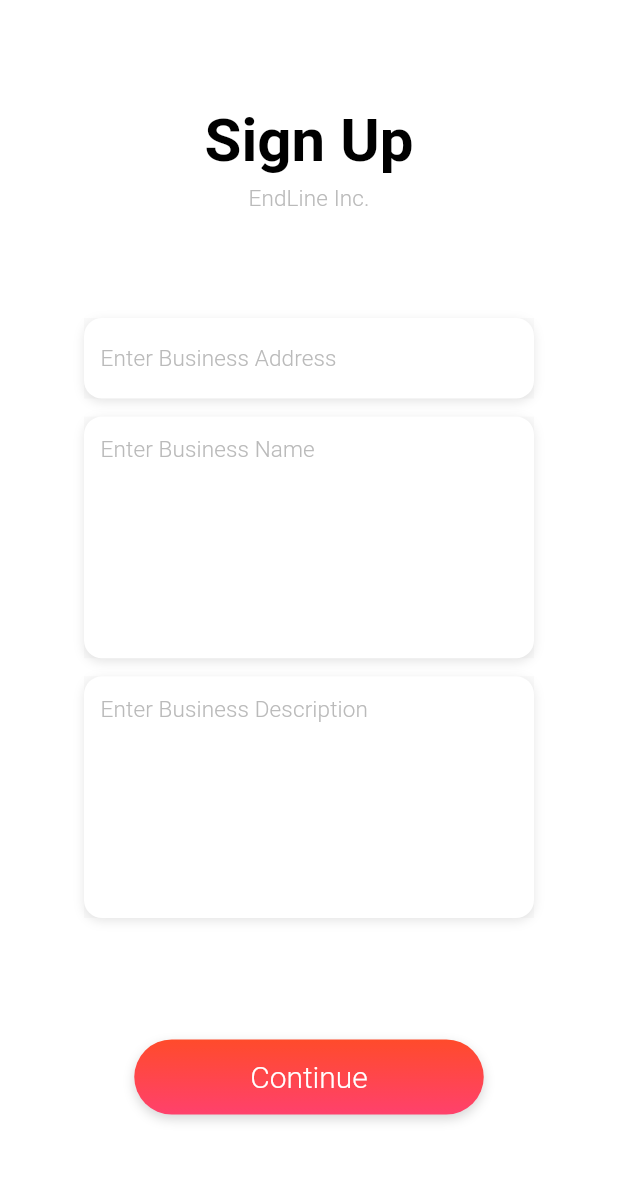
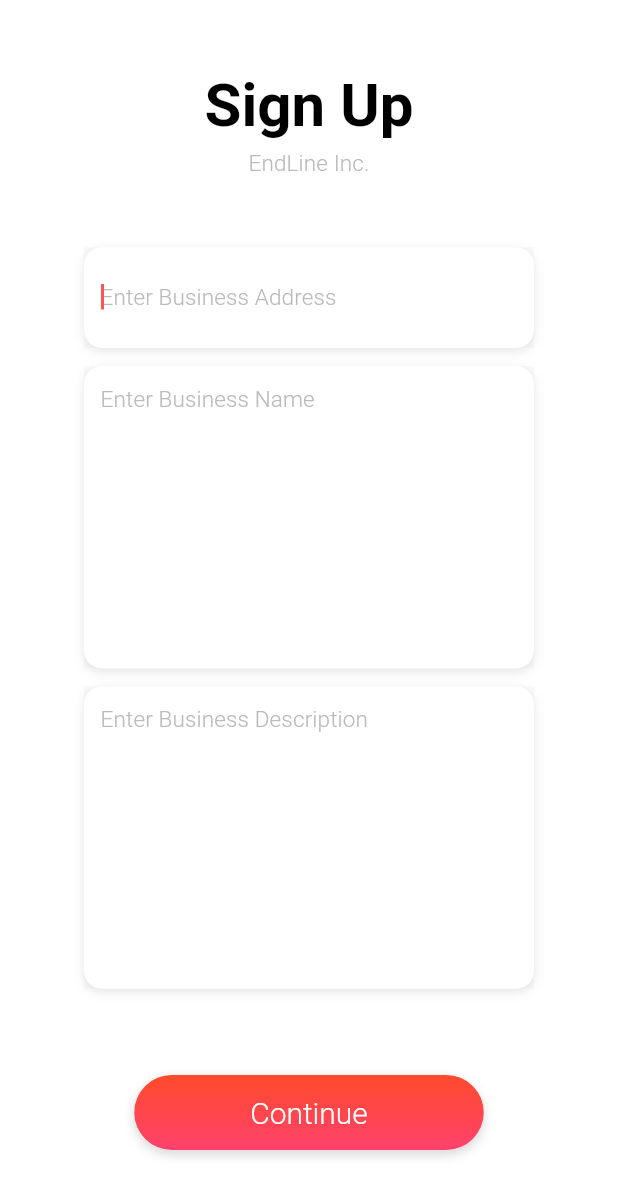
Before and after one commit to krishan99/Flutter-Front-End, a Flutter app: the screen it shows after launch, on a phone screen of 412 x 824 dp. Shown: the top 1196 px of the screen. Run offline on Flutter 3.47's test engine with Material 2 defaults, Android fonts, the phone set to English and light mode, and no system bars; our stand-ins replace google_fonts; Roboto replaces fonts that are missing (SanFrancisco).

Commit message:
Tap on Screen

```diff
--- a/business_app/lib/sign_up_page.dart
+++ b/business_app/lib/sign_up_page.dart
@@ -1,10 +1,18 @@
 import 'package:flutter/material.dart';
 import 'package:business_app/style_elements.dart';
 
-class SignUpPage extends StatelessWidget {
+class SignUpPage extends StatefulWidget {
+  @override
+  _SignUpPageState createState() => _SignUpPageState();
+}
+
+class _SignUpPageState extends State<SignUpPage> {
   @override
   Widget build(BuildContext context) {
-    return Container(
+    return Scaffold(
+      body: GestureDetector(
+        onTap: (){FocusScope.of(context).requestFocus(new FocusNode());},
+        child: Container(
           color: Colors.white,
           child: SafeArea(
             child: Center(
@@ -44,9 +52,9 @@ class SignUpPage extends StatelessWidget {
                       child: Container(
                         alignment: Alignment.center,
                         width: 300,
-                    constraints: BoxConstraints(
-                      maxHeight: 400
-                    ),
+//                        constraints: BoxConstraints(
+//                            maxHeight: 400
+//                        ),
                         child: Column(
                           mainAxisAlignment: MainAxisAlignment.spaceEvenly,
                           children: <Widget>[
@@ -92,6 +100,8 @@ class SignUpPage extends StatelessWidget {
               ),
             ),
           ),
+        ),
+      ),
     );
   }
 }
--- a/business_app/lib/style_elements.dart
+++ b/business_app/lib/style_elements.dart
@@ -123,6 +123,7 @@ class _StyleTextFieldState extends State<StyleTextField> {
     return Material(
       child: Container(
         alignment: textFieldFontAlignment,
+        constraints: BoxConstraints(minHeight: 100),
         decoration: BoxDecoration(
             borderRadius: BorderRadius.circular(12),
             color: Colors.white,
@@ -136,6 +137,7 @@ class _StyleTextFieldState extends State<StyleTextField> {
         ),
         padding: EdgeInsets.only(left: 10),
         child: TextField(
+          autofocus: true,
             controller: _controller,
             onChanged: (string){onChanged(string);},
             onSubmitted: onSubmitted,
```
Also changed, not shown: business_app/lib/login_page.dart (+12 -2 lines). Lines whose indentation alone changed are shown as unchanged.
